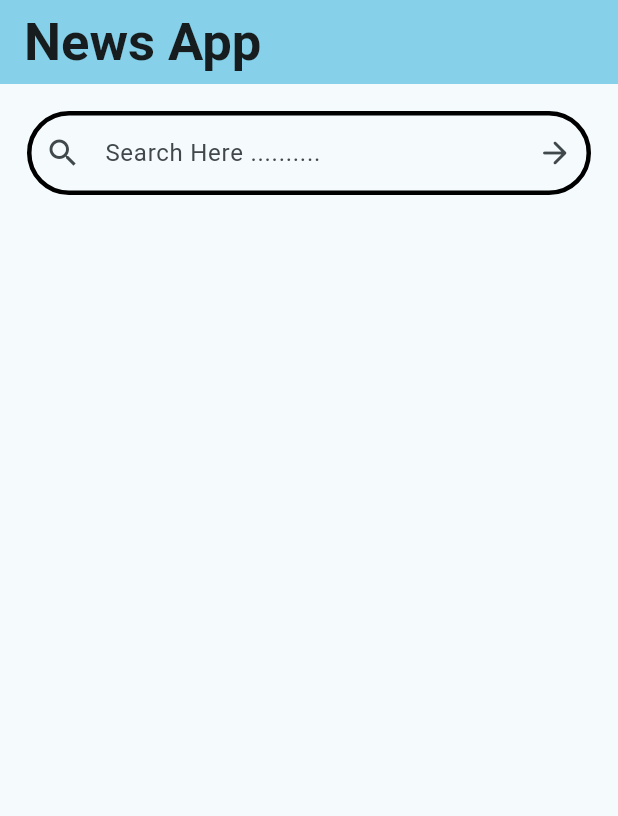
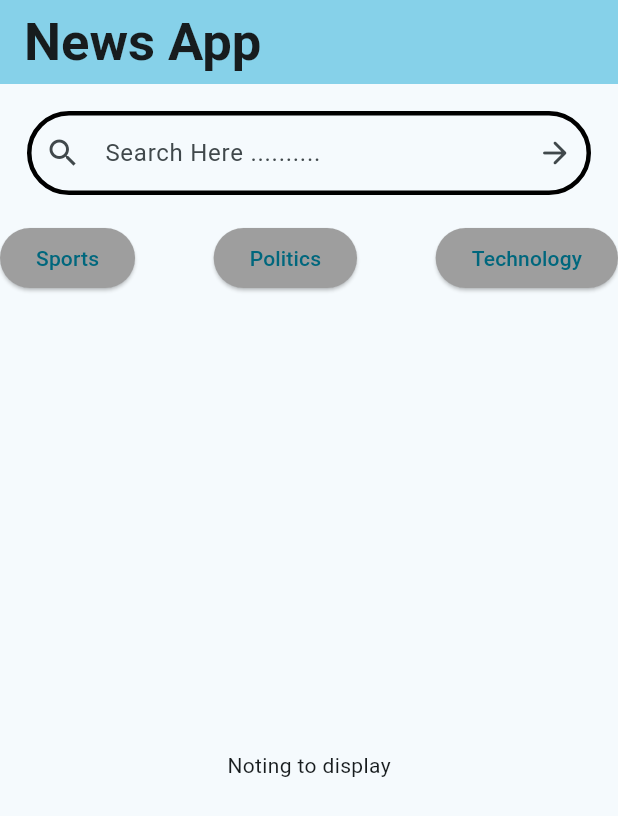
Before and after one commit to Ammu9885413875/news_app, a Flutter app: the MySearchPage screen opened directly, on a phone screen of 412 x 824 dp. Shown: the top 816 px of the screen. Run offline on Flutter 3.47's test engine with Material 3 defaults, Android fonts, the phone set to English and light mode, and no system bars; our stand-ins replace clay_containers, firebase_core, shared_preferences, timeago; accounts and stored records are empty.

Commit message:
Added search fuctionality

```diff
--- a/lib/main.dart
+++ b/lib/main.dart
@@ -17,6 +17,7 @@ class MyApp extends StatelessWidget {
   @override
   Widget build(BuildContext context) {
     return MaterialApp(
+      debugShowCheckedModeBanner: false,
       title: 'Flutter Demo',
       theme: ThemeData(
         // This is the theme of your application.
@@ -59,7 +60,7 @@ class MyApp extends StatelessWidget {
     SharedPreferences prefs=await SharedPreferences.getInstance();
     bool isLoggedIn=prefs.getBool('isLoggedIn')??false;
     if(isLoggedIn){
-      return MyHomePage();
+      return NavigationBars();
     }
     return MyLoginPage(title: 'Create profile',);
   }
--- a/lib/pages/mysearchpage.dart
+++ b/lib/pages/mysearchpage.dart
@@ -1,13 +1,17 @@
 import 'package:flutter/material.dart';
+import 'package:newsapp/pages/category_page.dart';
 class MySearchPage extends StatefulWidget{
   const MySearchPage({super.key});
 
   @override
   State<MySearchPage> createState() => _MySearchPageState();
 }
+class _MySearchPageState extends State<MySearchPage> {
+  String? category;
 
-class _MySearchPageState extends State<MySearchPage> {
   var searchText=TextEditingController();
+  String? text;
+  var isSelected=[false,false,false];
   @override
   Widget build(BuildContext context) {
     return Scaffold(
@@ -15,7 +19,10 @@ class _MySearchPageState extends State<MySearchPage> {
         backgroundColor: Theme.of(context).colorScheme.inversePrimary,
         title: const Text('News App',style: TextStyle(fontSize: 35,fontWeight: FontWeight.bold),),
       ),
-      body: Padding(
+      body: Column(
+        mainAxisSize: MainAxisSize.min,
+        children: [
+          Padding(
             padding: const EdgeInsets.all(18.0),
             child: TextField(
               controller: searchText,
@@ -30,10 +37,89 @@ class _MySearchPageState extends State<MySearchPage> {
                 ),
                 prefixIcon:const Icon(Icons.search),
                 hintText: 'Search Here ..........',
-            suffixIcon: IconButton(onPressed: (){}, icon: Icon(Icons.arrow_forward_rounded)),
+                suffixIcon: IconButton(onPressed: (){
+                  text=searchText.text.toString();
+                  setState(() {
+
+                  });
+                }, icon: Icon(Icons.arrow_forward_rounded)),
               ),
             ),
           ),
+          Row(
+            mainAxisAlignment: MainAxisAlignment.spaceBetween,
+            children: [
+              ElevatedButton(style:ElevatedButton.styleFrom(
+                backgroundColor: isSelected[0]?Colors.blue:Colors.grey,
+              ),onPressed: (){
+                text=searchText.text.toString();
+                isSelected=[false,false,false];
+                isSelected[0]=true;
+                category='sports';
+                setState(() {
+
+                });
+              }, child: Text('Sports')),
+              ElevatedButton(style:ElevatedButton.styleFrom(
+                backgroundColor: isSelected[1]?Colors.blue:Colors.grey,
+              ),onPressed: (){
+                text=searchText.text.toString();
+                isSelected=[false,false,false];
+                isSelected[1]=true;
+                category='politics';
+                setState(() {
+
+                });
+              }, child: Text('Politics')),
+              ElevatedButton(style:ElevatedButton.styleFrom(
+                backgroundColor: isSelected[2]?Colors.blue:Colors.grey,
+              ),onPressed: (){
+                text=searchText.text.toString();
+                isSelected=[false,false,false];
+                isSelected[2]=true;
+                category='technology';
+                setState(() {
+
+                });
+              }, child: Text('Technology')),
+            ],
+          ),
+          Expanded(
+            child: Padding(
+              padding: const EdgeInsets.all(10.0),
+              child: FutureBuilder<Widget>(
+                future: showContent(), // Use FutureBuilder to get the initial page
+                builder: (context, snapshot) {
+                  if (snapshot.connectionState == ConnectionState.waiting) {
+                    // While waiting for the future to complete, show a loading indicator
+                    return Center(child: CircularProgressIndicator());
+                  } else if (snapshot.hasError) {
+                    // Handle any errors that occur during the future
+                    return Center(child: Text('Error: ${snapshot.error}'));
+                  } else {
+                    // Once the future completes, return the appropriate page
+                    return snapshot.data!;
+                  }
+                },
+              ),
+            ),
+          ),
+        ],
+      ),
     );
   }
+  Future<Widget> showContent() async {
+    if(text==null)
+    {
+        return Center(child: Text('Noting to display'));
     }
+    else if(text!.isEmpty)
+    {
+      return Center(child: Text('Enter something to search'),);
+    }
+    else if(category==null) {
+      return MyCategoryPage(searchText: text,);
+    }
+    return MyCategoryPage(searchText: text,category: category,);
+  }
+}
```
Also changed, not shown: lib/pages/category_page.dart (+30 -7 lines), 1 other file. Lines whose indentation alone changed are shown as unchanged.
